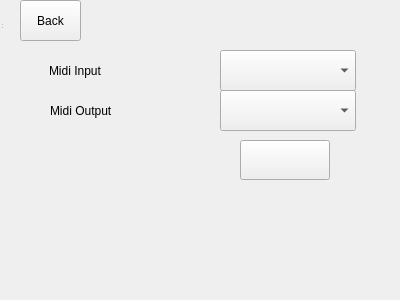
Old version of the form RoomClient/settingswindow.ui in the repository ljmc2000/VirtualConcertHall.
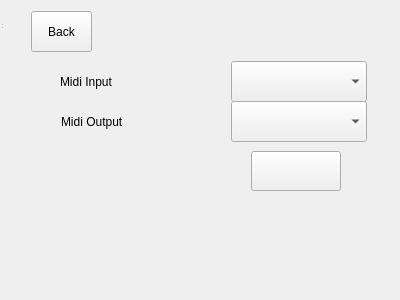
New version of the form.

Patch:
```diff
--- a/RoomClient/settingswindow.ui
+++ b/RoomClient/settingswindow.ui
@@ -13,15 +13,9 @@
   <property name="windowTitle">
    <string>MainWindow</string>
   </property>
+  <layout class="QGridLayout" name="gridLayout">
+   <item row="0" column="0">
   <widget class="QWidget" name="centralWidget" native="true">
-   <property name="geometry">
-    <rect>
-     <x>0</x>
-     <y>0</y>
-     <width>376</width>
-     <height>180</height>
-    </rect>
-   </property>
    <widget class="QComboBox" name="midiInputSelector">
     <property name="geometry">
      <rect>
@@ -108,6 +102,8 @@
     </property>
    </widget>
   </widget>
+   </item>
+  </layout>
   <widget class="QToolBar" name="mainToolBar">
    <property name="geometry">
     <rect>
```
Lines whose indentation alone changed are shown as unchanged.
